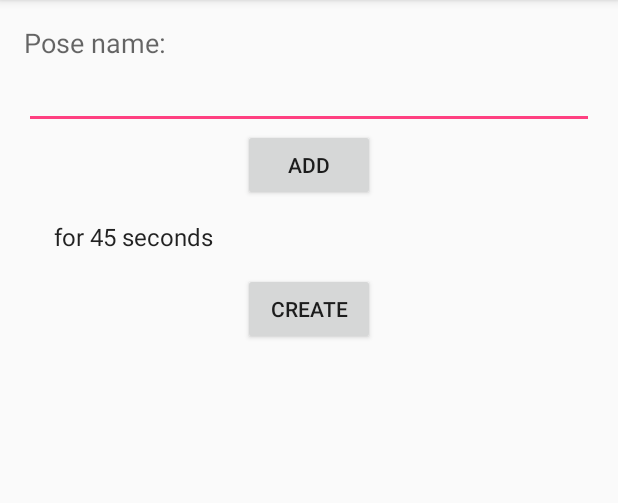
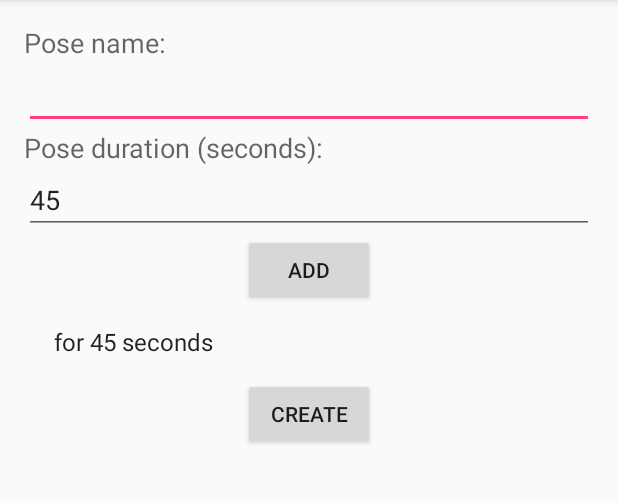
Before and after one commit to codemumbler/FitTimer, an Android app: the CreateSession screen opened directly, with no data from a screen before it, after a tap on "ADD", on a phone screen of 412 x 824 dp, the part 84-587 px from its top. Run offline under Robolectric (Android 15) with nearby library versions, the phone set to English and light mode, and no system bars.

Commit message:
Create poses with duration

```diff
--- a/app/src/main/java/io/github/codemumbler/fittimer/CreateSession.java
+++ b/app/src/main/java/io/github/codemumbler/fittimer/CreateSession.java
@@ -29,8 +29,11 @@ public class CreateSession extends AppCompatActivity {
     }
 
     public void addPose(View view) {
-        EditText text = (EditText) findViewById(R.id.poseName);
-        ((SessionCreatorListAdapter) getListView().getAdapter()).add(new Pose(text.getText().toString()));
+        EditText nameText = (EditText) findViewById(R.id.poseName);
+        EditText durationText =  (EditText) findViewById(R.id.poseDuration);
+        Integer duration = Integer.valueOf(durationText.getText().toString());
+        Pose pose = new Pose(nameText.getText().toString(), duration);
+        ((SessionCreatorListAdapter) getListView().getAdapter()).add(pose);
         setListViewHeightBasedOnItems(getListView());
     }
 
--- a/app/src/main/res/layout/activity_create_session.xml
+++ b/app/src/main/res/layout/activity_create_session.xml
@@ -28,7 +28,7 @@
             android:layout_width="match_parent"
             android:layout_height="wrap_content"
             android:inputType="textCapWords|textAutoComplete|textAutoCorrect|text" />
-<!--
+
         <TextView
             android:id="@+id/textView2"
             android:layout_width="wrap_content"
@@ -43,7 +43,7 @@
             android:layout_height="wrap_content"
             android:ems="10"
             android:inputType="number"
-            android:text="@string/default_pose_duration" /> -->
+            android:text="@string/default_pose_duration" />
 
         <Button
             android:id="@+id/addPoseButton"
```
